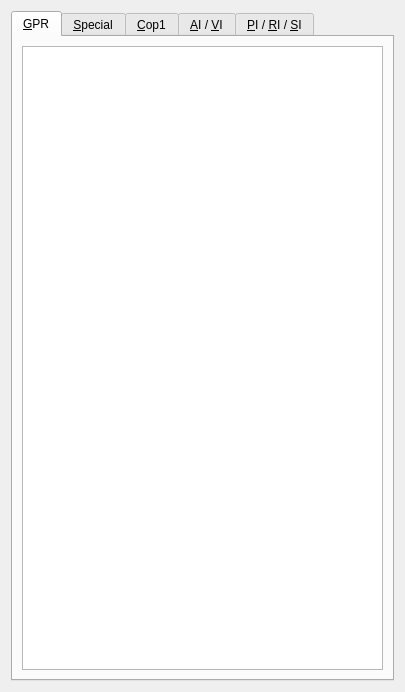
mupen64plus/mupen64plus-oldsvn, file main/gui_qt4/debugger/registerwidget.ui: the form before one commit.
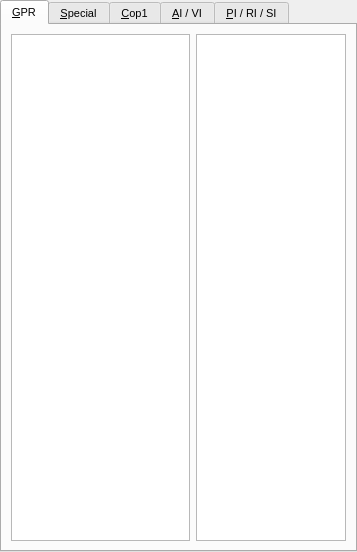
The form after the commit.

Patch:
```diff
--- a/main/gui_qt4/debugger/registerwidget.ui
+++ b/main/gui_qt4/debugger/registerwidget.ui
@@ -5,14 +5,25 @@
    <rect>
     <x>0</x>
     <y>0</y>
-    <width>405</width>
-    <height>692</height>
+    <width>357</width>
+    <height>552</height>
    </rect>
   </property>
+  <property name="font" >
+   <font>
+    <pointsize>8</pointsize>
+   </font>
+  </property>
   <property name="windowTitle" >
    <string>Form</string>
   </property>
   <layout class="QHBoxLayout" name="horizontalLayout" >
+   <property name="spacing" >
+    <number>0</number>
+   </property>
+   <property name="margin" >
+    <number>0</number>
+   </property>
    <item>
     <layout class="QHBoxLayout" name="horizontalLayout_2" >
      <property name="spacing" >
@@ -31,7 +42,73 @@
          <item>
           <layout class="QHBoxLayout" name="horizontalLayout_4" >
            <item>
-            <widget class="QTableView" name="tableGpr" />
+            <widget class="QTableView" name="tableGpr" >
+             <property name="sizePolicy" >
+              <sizepolicy vsizetype="Expanding" hsizetype="Expanding" >
+               <horstretch>6</horstretch>
+               <verstretch>0</verstretch>
+              </sizepolicy>
+             </property>
+             <property name="font" >
+              <font>
+               <pointsize>8</pointsize>
+              </font>
+             </property>
+             <property name="lineWidth" >
+              <number>0</number>
+             </property>
+             <property name="dragDropOverwriteMode" >
+              <bool>false</bool>
+             </property>
+             <property name="dragDropMode" >
+              <enum>QAbstractItemView::NoDragDrop</enum>
+             </property>
+             <property name="alternatingRowColors" >
+              <bool>true</bool>
+             </property>
+             <property name="selectionMode" >
+              <enum>QAbstractItemView::SingleSelection</enum>
+             </property>
+             <property name="selectionBehavior" >
+              <enum>QAbstractItemView::SelectRows</enum>
+             </property>
+             <property name="showGrid" >
+              <bool>false</bool>
+             </property>
+            </widget>
+           </item>
+           <item>
+            <widget class="QTableView" name="tableCop0" >
+             <property name="sizePolicy" >
+              <sizepolicy vsizetype="Expanding" hsizetype="Expanding" >
+               <horstretch>5</horstretch>
+               <verstretch>0</verstretch>
+              </sizepolicy>
+             </property>
+             <property name="font" >
+              <font>
+               <pointsize>8</pointsize>
+              </font>
+             </property>
+             <property name="lineWidth" >
+              <number>0</number>
+             </property>
+             <property name="dragDropOverwriteMode" >
+              <bool>false</bool>
+             </property>
+             <property name="alternatingRowColors" >
+              <bool>true</bool>
+             </property>
+             <property name="selectionMode" >
+              <enum>QAbstractItemView::SingleSelection</enum>
+             </property>
+             <property name="selectionBehavior" >
+              <enum>QAbstractItemView::SelectRows</enum>
+             </property>
+             <property name="showGrid" >
+              <bool>false</bool>
+             </property>
+            </widget>
            </item>
           </layout>
          </item>
@@ -288,7 +365,7 @@
        </widget>
        <widget class="QWidget" name="tabOther" >
         <attribute name="title" >
-         <string>&amp;AI / &amp;VI</string>
+         <string>&amp;AI / VI</string>
         </attribute>
         <layout class="QVBoxLayout" name="verticalLayout_6" >
          <item>
@@ -351,7 +428,7 @@
        </widget>
        <widget class="QWidget" name="tab" >
         <attribute name="title" >
-         <string>&amp;PI / &amp;RI / &amp;SI</string>
+         <string>&amp;PI / RI / SI</string>
         </attribute>
         <layout class="QVBoxLayout" name="verticalLayout" >
          <item>
```
Left out of the diff: 68 changed lines with no effect on the pictures.
